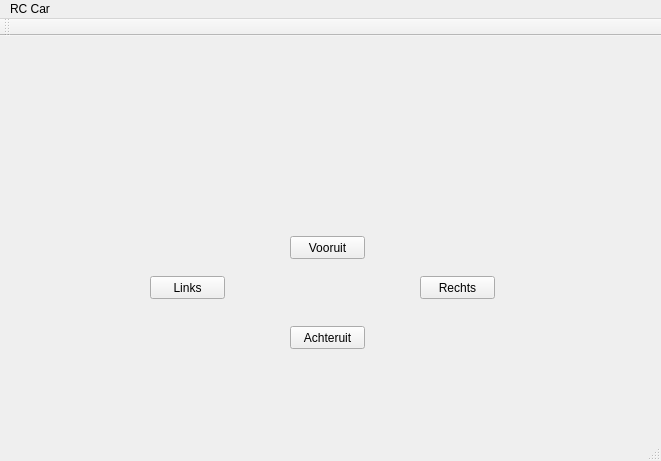
Before: the Qt Designer form mainwindow.ui in GlenVanPuyenbroeck/Cpp-Bluetooth-App-RC-car, drawn with Qt 5.
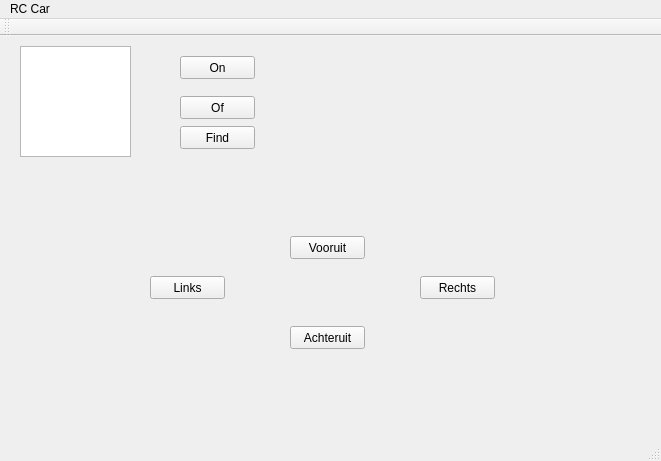
After: the same form once the commit is applied.

```diff
--- a/mainwindow.ui
+++ b/mainwindow.ui
@@ -82,7 +82,7 @@
    <widget class="QLabel" name="Sensor2">
     <property name="geometry">
      <rect>
-      <x>300</x>
+      <x>20</x>
       <y>69</y>
       <width>47</width>
       <height>21</height>
@@ -95,8 +95,8 @@
    <widget class="QLabel" name="Sensor3">
     <property name="geometry">
      <rect>
-      <x>430</x>
-      <y>120</y>
+      <x>300</x>
+      <y>150</y>
       <width>47</width>
       <height>20</height>
      </rect>
@@ -105,6 +105,55 @@
      <string/>
     </property>
    </widget>
+   <widget class="QListWidget" name="listWidget">
+    <property name="geometry">
+     <rect>
+      <x>20</x>
+      <y>10</y>
+      <width>111</width>
+      <height>111</height>
+     </rect>
+    </property>
+   </widget>
+   <widget class="QPushButton" name="On">
+    <property name="geometry">
+     <rect>
+      <x>180</x>
+      <y>20</y>
+      <width>75</width>
+      <height>23</height>
+     </rect>
+    </property>
+    <property name="text">
+     <string>On</string>
+    </property>
+   </widget>
+   <widget class="QPushButton" name="Off">
+    <property name="geometry">
+     <rect>
+      <x>180</x>
+      <y>60</y>
+      <width>75</width>
+      <height>23</height>
+     </rect>
+    </property>
+    <property name="text">
+     <string>Of</string>
+    </property>
+   </widget>
+   <widget class="QPushButton" name="pushButton_3">
+    <property name="geometry">
+     <rect>
+      <x>180</x>
+      <y>90</y>
+      <width>75</width>
+      <height>23</height>
+     </rect>
+    </property>
+    <property name="text">
+     <string>Find</string>
+    </property>
+   </widget>
   </widget>
   <widget class="QMenuBar" name="menuBar">
    <property name="geometry">
```
